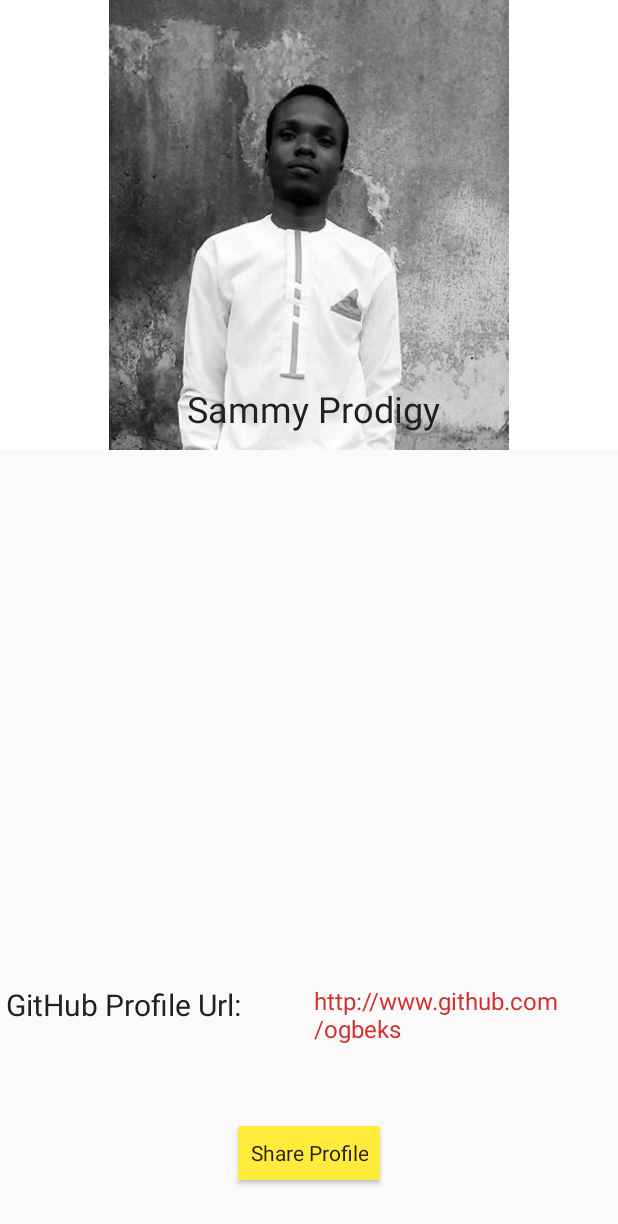
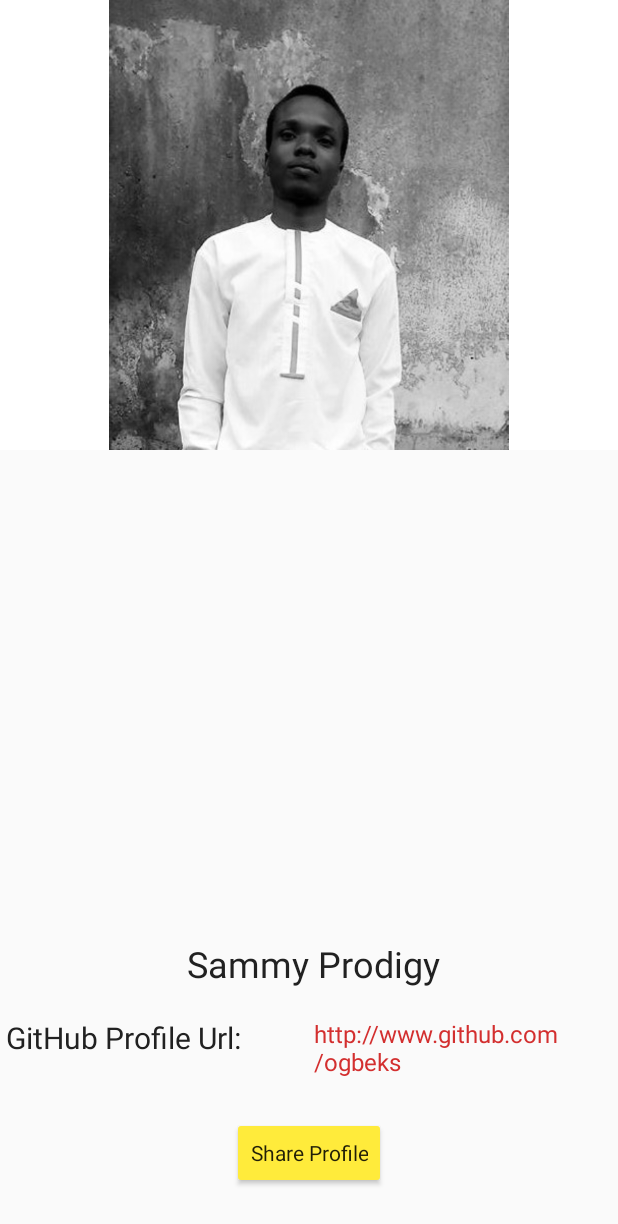
Before and after one commit to ogbeks/GitLagUser, an Android app: the layout user_profile.xml on its own in the app's theme, with its tools: preview values and no code run, on a phone screen of 412 x 824 dp. Shown: the top 1224 px of the screen. Run offline under Robolectric (Android 15) with nearby library versions, the phone set to English and light mode, and no system bars.

Commit message:
styling the layouts

```diff
--- a/app/src/main/res/layout/user_profile.xml
+++ b/app/src/main/res/layout/user_profile.xml
@@ -12,7 +12,7 @@
     tools:background="@color/icons"
     tools:src="@drawable/my_pic"
     android:layout_alignParentTop="true"
-    android:layout_centerHorizontal="true" />
+    android:layout_alignParentStart="true" />
 <TextView
     android:id="@+id/username_profile"
     android:layout_width="match_parent"
@@ -24,9 +24,9 @@
     android:paddingLeft="6dp"
     android:layout_marginLeft="8dp"
     android:layout_marginRight="8dp"
-    android:layout_marginBottom="11dp"
-    android:layout_alignBottom="@+id/user_profile_img"
-    android:layout_centerHorizontal="true" />
+    android:layout_above="@+id/github_url_label"
+    android:layout_centerHorizontal="true"
+    android:layout_marginBottom="19dp" />
     <TextView
         android:id="@+id/github_url_label"
         android:layout_width="wrap_content"
@@ -35,9 +35,9 @@
         tools:text="GitHub Profile Url: "
         android:textSize="20sp"
         android:textColor="@color/primary_text"
+        android:layout_marginBottom="39dp"
         android:layout_above="@+id/share_user_profile"
-        android:layout_alignParentStart="true"
-        android:layout_marginBottom="61dp" />
+        android:layout_alignParentStart="true" />
     <TextView
         android:id="@+id/user_github_url_profile"
         android:layout_width="wrap_content"
--- a/app/src/main/res/layout/users_list.xml
+++ b/app/src/main/res/layout/users_list.xml
@@ -15,16 +15,16 @@
         android:layout_height="60dp"
         tools:src="@mipmap/dummy_user_pic"
         android:id="@+id/git_user_img_list"
-        android:paddingEnd="20dp"
  />
 
     <TextView
+        android:id="@+id/git_username_list"
         android:layout_width="wrap_content"
-        android:id="@+id/git_username_list"
+        android:paddingLeft="10dp"
         android:layout_height="wrap_content"
         android:layout_gravity="center_vertical"
+        android:textColor="@color/primary_text"
         android:textSize="20sp"
-        android:textColor="@color/primary_text"
         android:textStyle="bold"
         tools:text="Unicodedevelper" />
 
--- a/app/src/main/res/values/strings.xml
+++ b/app/src/main/res/values/strings.xml
@@ -1,5 +1,5 @@
 <resources xmlns:xliff="urn:oasis:names:tc:xliff:document:1.2">
-    <string name="app_name">GitLagUser</string>
+    <string name="app_name">GitHub Lagos Java Developer</string>
     <string name="username"><xliff:g example="Ogbeks" id="user">%s</xliff:g></string>
     <!-- Text to display in the list when there are no earthquakes [CHAR LIMIT=NONE] -->
     <string name="no_users">No users found.</string>
```
